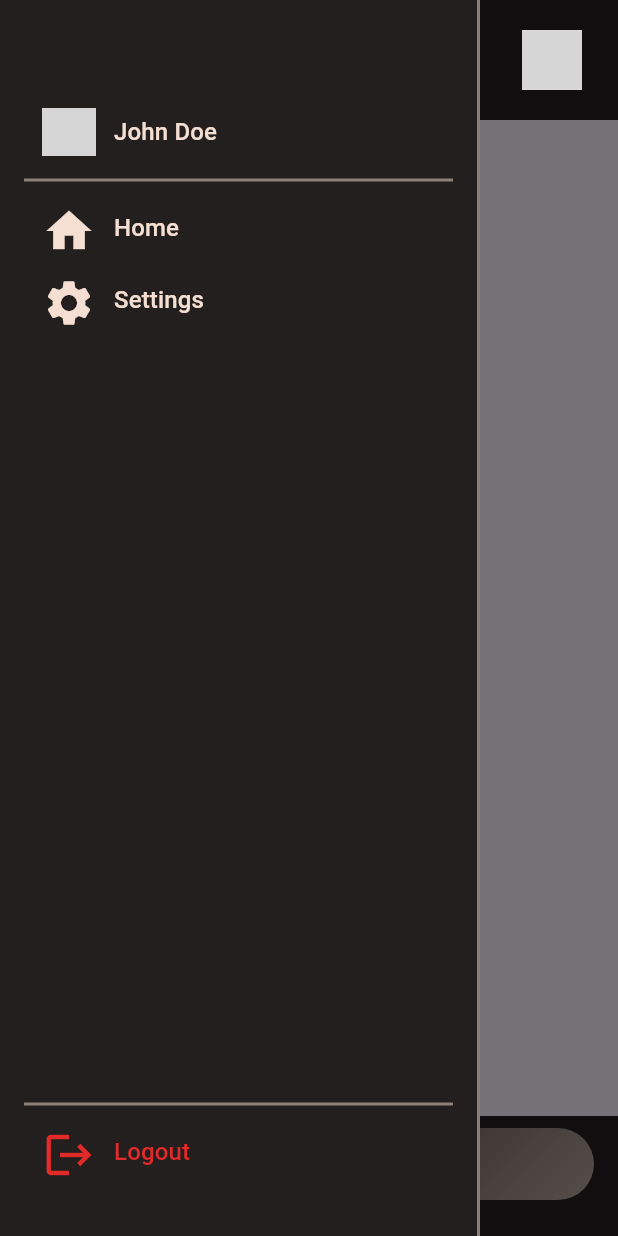
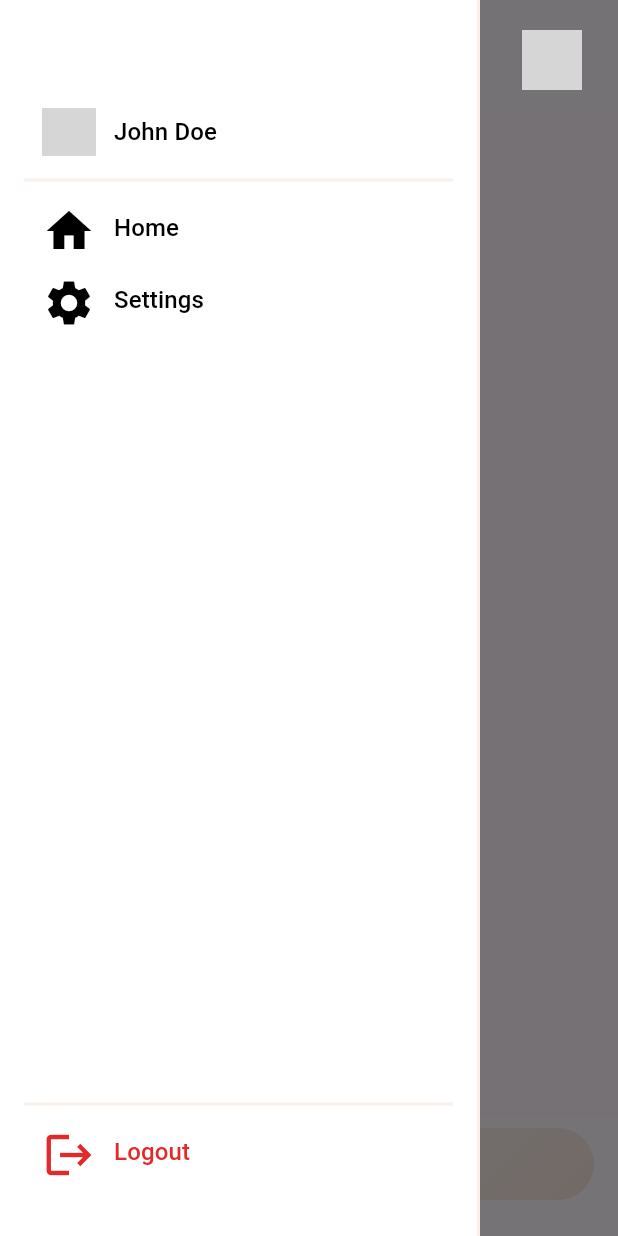
Before and after one commit to hoangtrieuVN39/StarGazer, a Flutter app: the screen it shows after launch, tab 2 chosen, in the side drawer, after a tap on the "menu" icon, on a phone screen of 412 x 824 dp. Run offline on Flutter 3.47's test engine with Material 3 defaults, Android fonts, the light colour scheme and no system bars; our stand-ins replace bloc, camera, equatable, flutter_bloc, flutter_svg, freezed_annotation and 2 more; missing offline and left inert: tflite_flutter; accounts and stored records are empty; network calls fail; grey boxes are pictures that could not be loaded.

Commit message:
Fix Setting feature

```diff
--- a/lib/features/home/presentation/home_container.dart
+++ b/lib/features/home/presentation/home_container.dart
@@ -1,9 +1,7 @@
 import 'dart:math';
-
-import 'package:camera/camera.dart';
-import 'package:camera/camera.dart';
 import 'package:flutter/material.dart';
 import 'package:flutter_bloc/flutter_bloc.dart';
+import 'package:provider/provider.dart';
 import 'package:stargazer/core/constants.dart';
 import 'package:stargazer/core/providers.dart';
 import 'package:stargazer/core/routes.dart';
@@ -11,6 +9,7 @@ import 'package:stargazer/core/services/domain/entities/user.dart';
 import 'package:stargazer/core/utils/colors.dart';
 import 'package:stargazer/features/home/presentation/bloc/home_bloc.dart';
 import 'package:stargazer/features/prediction/presentation/prediction_page.dart';
+import 'package:stargazer/features/setting/presentation/provider/setting_provider.dart';
 
 class HomeContainer extends StatefulWidget {
   const HomeContainer({super.key});
@@ -26,6 +25,8 @@ class _HomeContainerState extends State<HomeContainer> {
 
   @override
   Widget build(BuildContext context) {
+    int text = Provider.of<SettingProvider>(context).language;
+    int theme = Provider.of<SettingProvider>(context).theme;
     homeBloc = context.read<HomeBloc>();
     return BlocConsumer<HomeBloc, HomeState>(
       listener: (context, state) {
@@ -51,9 +52,9 @@ class _HomeContainerState extends State<HomeContainer> {
                   AppRoutes.getHomePages()[1],
                 ],
               ),
-              bottomNavigationBar: _buildBottomNavigationBar(context),
-              appBar: _buildAppBar(_scaffoldKey),
-              drawer: _sideBar(context),
+              bottomNavigationBar: _buildBottomNavigationBar(context,text,theme),
+              appBar: _buildAppBar(_scaffoldKey , theme),
+              drawer: _sideBar(context,text,theme),
             ),
           ],
         );
@@ -61,14 +62,14 @@ class _HomeContainerState extends State<HomeContainer> {
     );
   }
 
-  _buildAppBar(GlobalKey<ScaffoldState> scaffoldKey) {
+  _buildAppBar(GlobalKey<ScaffoldState> scaffoldKey, int theme) {
     return AppBar(
       centerTitle: true,
       actionsPadding: EdgeInsets.symmetric(horizontal: 16),
       toolbarHeight: 80,
       leading: IconButton(
         onPressed: () => scaffoldKey.currentState!.openDrawer(),
-        icon: Icon(Icons.menu, color: AppColors.rice(1.0)),
+        icon: Icon(Icons.menu, color:theme == 1 ? AppColors.rice(1.0) : Colors.black),
       ),
 
       title: ShaderMask(
@@ -89,13 +90,13 @@ class _HomeContainerState extends State<HomeContainer> {
           icon: CircleAvatar(backgroundImage: NetworkImage(user?.image ?? '')),
         ),
       ],
-      backgroundColor: AppColors.coal(1.0),
+      backgroundColor:theme == 1 ? AppColors.coal(1.0) : AppColors.white(0.3),
     );
   }
 
-  _buildBottomNavigationBar(BuildContext context) {
+  _buildBottomNavigationBar(BuildContext context ,int text, int theme) {
     return Container(
-      color: AppColors.coal(1.0),
+      color:theme == 1 ? AppColors.coal(1.0) : AppColors.white(0.5),
       padding: EdgeInsets.only(left: 16, right: 16, top: 8, bottom: 24),
       child: TabBar(
         controller: homeBloc.tabController,
@@ -108,18 +109,18 @@ class _HomeContainerState extends State<HomeContainer> {
         ),
         dividerHeight: 0,
         indicatorSize: TabBarIndicatorSize.tab,
-        labelColor: AppColors.rice(1.0),
-        unselectedLabelColor: AppColors.rice(1.0),
-        tabs: [Tab(text: 'Fortune teller'), Tab(text: 'Chat')],
+        labelColor:theme == 1 ? AppColors.rice(1.0) : Colors.black,
+        unselectedLabelColor:theme == 1 ? AppColors.rice(1.0) : Colors.black,
+        tabs: [Tab(text:text ==0?'Fortune teller':'Bói toán'), Tab(text:text ==0? 'Chat':'Trò chuyện')],
       ),
     );
   }
 
-  _sideBar(BuildContext context) {
+  _sideBar(BuildContext context,int text , int theme) {
     return Container(
       decoration: BoxDecoration(
         border: Border(right: BorderSide(color: AppColors.rice(0.5), width: 2)),
-        color: AppColors.coal(1.0),
+        color:theme == 1 ? AppColors.coal(1.0) : Colors.white,
       ),
       width: 320,
       child: Padding(
@@ -137,23 +138,25 @@ class _HomeContainerState extends State<HomeContainer> {
                     ),
                     user?.name ?? '',
                     () {},
-                    AppColors.rice(1.0)
+                    theme == 1 ? AppColors.rice(1.0) : Colors.black,
+                    theme
                   ),
                   Divider(color: AppColors.rice(0.5), thickness: 2),
                   _sidebarItem(
-                    Icon(Icons.home, color: AppColors.rice(1.0), size: 36),
-                    'Home',
+                    Icon(Icons.home, color: theme == 1 ? AppColors.rice(1.0) : Colors.black, size: 36),
+                    text==0? 'Home':'Trang chủ',
                     () {},
-                    AppColors.rice(1.0)
+                    theme == 1 ? AppColors.rice(1.0) : Colors.black,
+                    theme
                   ),
                   _sidebarItem(
-                    Icon(Icons.settings, color: AppColors.rice(1.0), size: 36),
-                    'Settings',
+                    Icon(Icons.settings, color: theme == 1 ? AppColors.rice(1.0) : Colors.black, size: 36),
+                    text==0?'Settings':'Cài đặt',
                     () {
                       Navigator.pushNamed(context,RouteConstants.setting );
                     },
-                    AppColors.rice(1.0),
-
+                    theme == 1 ? AppColors.rice(1.0) : Colors.black,
+                    theme
                   ),
                 ],
               ),
@@ -161,9 +164,10 @@ class _HomeContainerState extends State<HomeContainer> {
             Divider(color: AppColors.rice(0.5), thickness: 2),
             _sidebarItem(
               Icon(Icons.logout, color: AppColors.red(1.0), size: 36),
-              'Logout',
+              text==0?'Logout':'Thoát',
               () {},
-              AppColors.red(1.0)
+              AppColors.red(1.0),
+              theme
             ),
           ],
         ),
@@ -171,7 +175,7 @@ class _HomeContainerState extends State<HomeContainer> {
     );
   }
 
-  _sidebarItem(leading, title, onPressed, color) {
+  _sidebarItem(leading, title, onPressed, color , int theme) {
     return TextButton(
       onPressed: onPressed,
       style: TextButton.styleFrom(
--- a/lib/features/setting/domain/usecases/setting_usecase.dart
+++ b/lib/features/setting/domain/usecases/setting_usecase.dart
@@ -16,6 +16,6 @@ class SettingUseCase {
 
   static Future<int> getLanguage() async {
     int language = await SettingLocalDatasource().getLanguage();
-    return language; // Trả về 0 nếu không tồn tại
+    return language;
   }
 }
--- a/lib/features/setting/presentation/provider/setting_provider.dart
+++ b/lib/features/setting/presentation/provider/setting_provider.dart
@@ -0,0 +1,30 @@
+import 'package:flutter/material.dart';
+import 'package:stargazer/core/services/data/datasources/local/setting_local_datasource.dart';
+
+class SettingProvider extends ChangeNotifier {
+  int _language = 0;
+  int _theme = 0;
+
+  int get language => _language;
+  int get theme => _theme;
+
+  SettingProvider() {
+    loadSettings();
+  }
+
+  Future<void> loadSettings() async {
+    _language = await SettingLocalDatasource().getLanguage();
+    _theme = await SettingLocalDatasource().getTheme();
+    notifyListeners();
+  }
+
+  void changeLanguage(int index)  {
+    _language = index;
+    notifyListeners();
+  }
+
+  void changeTheme(int index)  {
+    _theme = index;
+    notifyListeners();
+  }
+}
--- a/lib/main.dart
+++ b/lib/main.dart
@@ -3,6 +3,7 @@ import 'package:provider/provider.dart';
 import 'package:stargazer/core/providers.dart';
 import 'package:stargazer/core/routes/app_routes.dart';
 import 'package:stargazer/features/setting/presentation/bloc/setting_bloc.dart';
+import 'package:stargazer/features/setting/presentation/provider/setting_provider.dart';
 
 void main() async {
   // Add this line to initialize Flutter bindings
@@ -13,6 +14,7 @@ void main() async {
       providers: [
         ChangeNotifierProvider(create: (context) => UserProvider()),
         Provider(create: (context) => SettingBloc()),
+        ChangeNotifierProvider(create: (context) => SettingProvider()),
       ],
       child: MaterialApp(
         debugShowCheckedModeBanner: false,
```
Also changed, not shown: lib/core/constants/text_constants.dart (+12 -0 lines), lib/features/prediction/presentation/prediction_container.dart (+6 -4 lines), lib/features/setting/presentation/view/LanguageSelect.dart (+25 -14 lines), lib/features/setting/presentation/view/SettingScreen.dart (+35 -38 lines).
